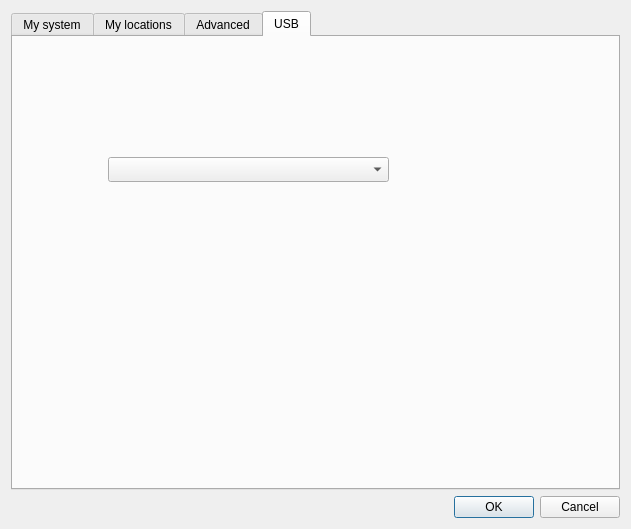
Qt form dialogpreferences.ui (wybren1971/Fluxengine_GUI) before a commit.
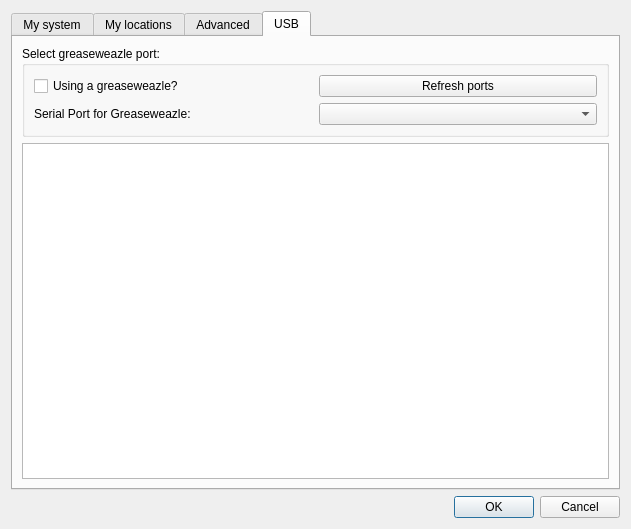
The same form after that commit. The open tabs and pages were chosen to show the change.

Commit message: Added USB serial port Greasewaezle choice

Patch:
```diff
--- a/dialogpreferences.ui
+++ b/dialogpreferences.ui
@@ -19,11 +19,21 @@
   <property name="windowTitle">
    <string>Dialog</string>
   </property>
-  <layout class="QVBoxLayout" name="verticalLayout_3">
-   <item>
+  <layout class="QGridLayout" name="gridLayout_8">
+   <item row="1" column="0">
+    <widget class="QDialogButtonBox" name="buttonBox">
+     <property name="orientation">
+      <enum>Qt::Horizontal</enum>
+     </property>
+     <property name="standardButtons">
+      <set>QDialogButtonBox::Cancel|QDialogButtonBox::Ok</set>
+     </property>
+    </widget>
+   </item>
+   <item row="0" column="0">
     <widget class="QTabWidget" name="tabWidget">
      <property name="currentIndex">
-      <number>2</number>
+      <number>3</number>
      </property>
      <widget class="QWidget" name="System">
       <attribute name="title">
@@ -351,29 +361,54 @@
       <attribute name="title">
        <string>USB</string>
       </attribute>
-      <widget class="QComboBox" name="cmbSerialports">
-       <property name="geometry">
-        <rect>
-         <x>95</x>
-         <y>120</y>
-         <width>281</width>
-         <height>25</height>
-        </rect>
-       </property>
-      </widget>
+      <layout class="QGridLayout" name="gridLayout_10">
+       <item row="0" column="0">
+        <widget class="QGroupBox" name="groupBox_8">
+         <property name="title">
+          <string>Select greaseweazle port:</string>
+         </property>
+         <layout class="QGridLayout" name="gridLayout_9">
+          <item row="1" column="1">
+           <widget class="QComboBox" name="cmbSerialports"/>
+          </item>
+          <item row="1" column="0">
+           <widget class="QLabel" name="label_6">
+            <property name="text">
+             <string>Serial Port for Greaseweazle:</string>
+            </property>
+           </widget>
+          </item>
+          <item row="0" column="0">
+           <widget class="QCheckBox" name="checkBox">
+            <property name="toolTip">
+             <string>&lt;html&gt;&lt;head/&gt;&lt;body&gt;&lt;p&gt;If the hardware used to write a floppy is a greaseweazle. checking this box allows to set the usb (serial) port used by greaseweazle.&lt;/p&gt;&lt;/body&gt;&lt;/html&gt;</string>
+            </property>
+            <property name="text">
+             <string>Using a greaseweazle?</string>
+            </property>
+           </widget>
+          </item>
+          <item row="0" column="1">
+           <widget class="QPushButton" name="pushButton">
+            <property name="text">
+             <string>Refresh ports</string>
+            </property>
+           </widget>
+          </item>
+         </layout>
+        </widget>
+       </item>
+       <item row="1" column="0">
+        <widget class="QPlainTextEdit" name="txtPortInfo">
+         <property name="plainText">
+          <string/>
+         </property>
+        </widget>
+       </item>
+      </layout>
      </widget>
     </widget>
    </item>
-   <item>
-    <widget class="QDialogButtonBox" name="buttonBox">
-     <property name="orientation">
-      <enum>Qt::Horizontal</enum>
-     </property>
-     <property name="standardButtons">
-      <set>QDialogButtonBox::Cancel|QDialogButtonBox::Ok</set>
-     </property>
-    </widget>
-   </item>
   </layout>
  </widget>
  <resources/>
```
The commit also changes 7 other files.
